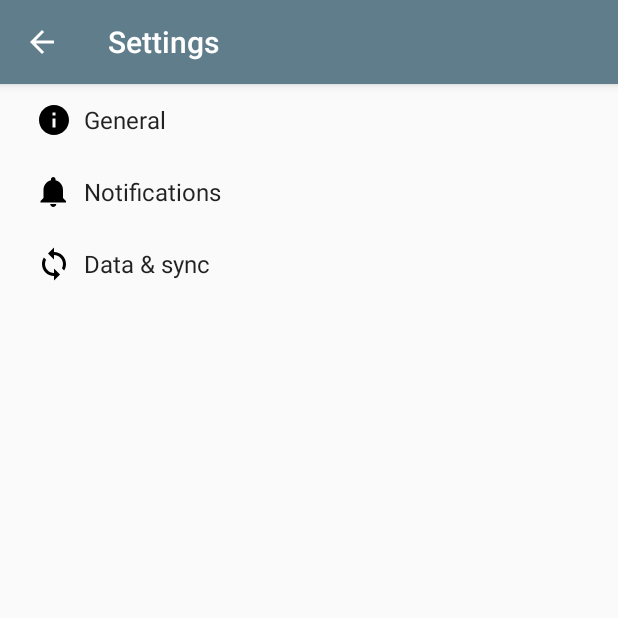
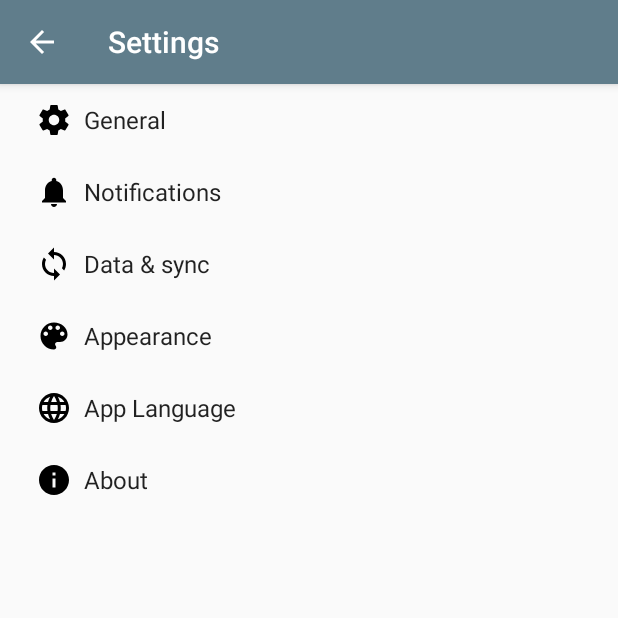
Before and after one commit to yashkakkar/LicMiniDiary, an Android app: the SettingsActivity screen opened directly, with no data from a screen before it, on a phone screen of 412 x 824 dp, the top half of it. Run offline under Robolectric (Android 15) with nearby library versions, the phone set to English and light mode, and no system bars; network calls fail.

Commit message:
App Setting Updated

```diff
--- a/app/src/main/java/com/yashkakkar/licagentdiary/ActivityDashboard.java
+++ b/app/src/main/java/com/yashkakkar/licagentdiary/ActivityDashboard.java
@@ -17,6 +17,7 @@ import android.support.annotation.NonNull;
 import android.support.design.widget.FloatingActionButton;
 import android.support.design.widget.NavigationView;
 import android.support.design.widget.Snackbar;
+import android.support.v4.content.ContextCompat;
 import android.support.v4.view.GravityCompat;
 import android.support.v4.view.MenuItemCompat;
 import android.support.v4.widget.DrawerLayout;
@@ -238,7 +239,7 @@ public class ActivityDashboard extends AppCompatActivity implements NavigationVi
             @Override
             public void onTabUnselected(int position) {
                // Log.d("BOTTOM NAVIGATION", "onTabUnselected() called with: " + "position = [" + position + "]");
-        /*
+                /*
                if ( position == 0){
 
                }
@@ -251,10 +252,9 @@ public class ActivityDashboard extends AppCompatActivity implements NavigationVi
                if (position == 3){
 
                }
+               if (position == 4){
 
-                if (position == 4){
-
-                }*/
+               }*/
             }
 
             @Override
@@ -321,7 +321,6 @@ public class ActivityDashboard extends AppCompatActivity implements NavigationVi
                     return;
                 }
                 requestPermissions(new String[]{Manifest.permission.CALL_PHONE},REQUEST_CODE_ASK_PERMISSIONS);
-                return;
             }
         }
 
@@ -477,6 +476,8 @@ public class ActivityDashboard extends AppCompatActivity implements NavigationVi
             case R.id.share:
                 break;
             case R.id.setting:
+                                Intent intent = new Intent(this,SettingsActivity.class);
+                                startActivity(intent);
                 break;
             default:
                 break;
--- a/app/src/main/java/com/yashkakkar/licagentdiary/MemberProfileView.java
+++ b/app/src/main/java/com/yashkakkar/licagentdiary/MemberProfileView.java
@@ -86,6 +86,7 @@ public class MemberProfileView extends AppCompatActivity implements View.OnClick
     private Unbinder unbinder;
     private Member member;
     private Policy policy;
+    private List<Policy> policyList;
     private static final int EDIT_MEMBER = 0;
 
     @Override
@@ -216,10 +217,13 @@ public class MemberProfileView extends AppCompatActivity implements View.OnClick
         });*/
 
         // show no. of policy belongs to a particular member with option of view,share, edit, delete
-
         GetMemberPoliciesListTask getMemberPoliciesListTask = new GetMemberPoliciesListTask(this);
         getMemberPoliciesListTask.execute(member.getMemberId());
 
+        policyList = new ArrayList<>();
+        PoliciesAdapter policyListAdapter = new PoliciesAdapter(this,policyList);
+        memberPolicyListView.setLayoutManager(new LinearLayoutManager(this,LinearLayoutManager.VERTICAL,false));
+        memberPolicyListView.setAdapter(policyListAdapter);
     }
 
     @Subscribe
@@ -237,12 +241,13 @@ public class MemberProfileView extends AppCompatActivity implements View.OnClick
     @Subscribe
     public void onEvent(GetMemberPoliciesListEvent event){
         // get policies
-        List<Policy> policyList = event.getPolicies();
+        policyList = event.getPolicies();
         // set adapter
         PoliciesAdapter policyListAdapter = new PoliciesAdapter(this,policyList);
         memberPolicyListView.setLayoutManager(new LinearLayoutManager(this,LinearLayoutManager.VERTICAL,false));
         memberPolicyListView.setAdapter(policyListAdapter);
     }
+
     @Override
     protected void onDestroy() {
         EventBus.getDefault().unregister(this);
--- a/app/src/main/java/com/yashkakkar/licagentdiary/SettingsActivity.java
+++ b/app/src/main/java/com/yashkakkar/licagentdiary/SettingsActivity.java
@@ -13,6 +13,7 @@ import android.os.Bundle;
 import android.preference.ListPreference;
 import android.preference.Preference;
 import android.preference.PreferenceActivity;
+import android.support.annotation.Nullable;
 import android.support.v7.app.ActionBar;
 import android.preference.PreferenceFragment;
 import android.preference.PreferenceManager;
@@ -251,4 +252,17 @@ public class SettingsActivity extends AppCompatPreferenceActivity {
             return super.onOptionsItemSelected(item);
         }
     }
+
+    /**
+     * This fragment change the appearance of the app by changing the theme to dark from light or light from dark
+     */
+    public static class Apperance extends PreferenceFragment{
+        @Override
+        public void onCreate(@Nullable Bundle savedInstanceState) {
+            super.onCreate(savedInstanceState);
+            addPreferencesFromResource(R.xml.pref_appearance);
+            setHasOptionsMenu(true);
+
+        }
+    }
 }
--- a/app/src/main/java/com/yashkakkar/licagentdiary/database/DatabaseHelper.java
+++ b/app/src/main/java/com/yashkakkar/licagentdiary/database/DatabaseHelper.java
@@ -356,7 +356,7 @@ public class DatabaseHelper extends SQLiteOpenHelper {
                 KEY_POLICY_DOC_DATE, KEY_POLICY_DLP_DATE, KEY_POLICY_DOM_DATE,
                 KEY_POLICY_DOB_DATE, KEY_POLICY_FUP, KEY_POLICY_TERM, KEY_POLICY_MODE,
                 KEY_POLICY_SUM_ASSURED_AMOUNT, KEY_POLICY_PREMIUM_AMOUNT, KEY_POLICY_NOMINEE_NAME,
-                KEY_POLICY_MARKED, KEY_POLICY_BOOK_MARKED, KEY_POLICY_STATUS},KEY_MEMBER_ID + "=" + memberId,null,null,null,null);
+                KEY_POLICY_MARKED, KEY_POLICY_BOOK_MARKED, KEY_POLICY_STATUS},"member_id = ?",new String[] {memberId},null,null,null);
 
         if (cursor.moveToFirst()){
             do {
--- /dev/null
+++ b/app/src/main/res/drawable/ic_color_lens_black_24dp.xml
@@ -0,0 +1,9 @@
+<vector xmlns:android="http://schemas.android.com/apk/res/android"
+        android:width="24dp"
+        android:height="24dp"
+        android:viewportWidth="24.0"
+        android:viewportHeight="24.0">
+    <path
+        android:fillColor="#FF000000"
+        android:pathData="M12,3c-4.97,0 -9,4.03 -9,9s4.03,9 9,9c0.83,0 1.5,-0.67 1.5,-1.5 0,-0.39 -0.15,-0.74 -0.39,-1.01 -0.23,-0.26 -0.38,-0.61 -0.38,-0.99 0,-0.83 0.67,-1.5 1.5,-1.5L16,16c2.76,0 5,-2.24 5,-5 0,-4.42 -4.03,-8 -9,-8zM6.5,12c-0.83,0 -1.5,-0.67 -1.5,-1.5S5.67,9 6.5,9 8,9.67 8,10.5 7.33,12 6.5,12zM9.5,8C8.67,8 8,7.33 8,6.5S8.67,5 9.5,5s1.5,0.67 1.5,1.5S10.33,8 9.5,8zM14.5,8c-0.83,0 -1.5,-0.67 -1.5,-1.5S13.67,5 14.5,5s1.5,0.67 1.5,1.5S15.33,8 14.5,8zM17.5,12c-0.83,0 -1.5,-0.67 -1.5,-1.5S16.67,9 17.5,9s1.5,0.67 1.5,1.5 -0.67,1.5 -1.5,1.5z"/>
+</vector>
--- /dev/null
+++ b/app/src/main/res/drawable/ic_language_black_24dp.xml
@@ -0,0 +1,9 @@
+<vector xmlns:android="http://schemas.android.com/apk/res/android"
+        android:width="24dp"
+        android:height="24dp"
+        android:viewportWidth="24.0"
+        android:viewportHeight="24.0">
+    <path
+        android:fillColor="#FF000000"
+        android:pathData="M11.99,2C6.47,2 2,6.48 2,12s4.47,10 9.99,10C17.52,22 22,17.52 22,12S17.52,2 11.99,2zM18.92,8h-2.95c-0.32,-1.25 -0.78,-2.45 -1.38,-3.56 1.84,0.63 3.37,1.91 4.33,3.56zM12,4.04c0.83,1.2 1.48,2.53 1.91,3.96h-3.82c0.43,-1.43 1.08,-2.76 1.91,-3.96zM4.26,14C4.1,13.36 4,12.69 4,12s0.1,-1.36 0.26,-2h3.38c-0.08,0.66 -0.14,1.32 -0.14,2 0,0.68 0.06,1.34 0.14,2L4.26,14zM5.08,16h2.95c0.32,1.25 0.78,2.45 1.38,3.56 -1.84,-0.63 -3.37,-1.9 -4.33,-3.56zM8.03,8L5.08,8c0.96,-1.66 2.49,-2.93 4.33,-3.56C8.81,5.55 8.35,6.75 8.03,8zM12,19.96c-0.83,-1.2 -1.48,-2.53 -1.91,-3.96h3.82c-0.43,1.43 -1.08,2.76 -1.91,3.96zM14.34,14L9.66,14c-0.09,-0.66 -0.16,-1.32 -0.16,-2 0,-0.68 0.07,-1.35 0.16,-2h4.68c0.09,0.65 0.16,1.32 0.16,2 0,0.68 -0.07,1.34 -0.16,2zM14.59,19.56c0.6,-1.11 1.06,-2.31 1.38,-3.56h2.95c-0.96,1.65 -2.49,2.93 -4.33,3.56zM16.36,14c0.08,-0.66 0.14,-1.32 0.14,-2 0,-0.68 -0.06,-1.34 -0.14,-2h3.38c0.16,0.64 0.26,1.31 0.26,2s-0.1,1.36 -0.26,2h-3.38z"/>
+</vector>
--- a/app/src/main/res/drawable/ic_notifications_black_24dp.xml
+++ b/app/src/main/res/drawable/ic_notifications_black_24dp.xml
@@ -1,9 +1,9 @@
 <vector xmlns:android="http://schemas.android.com/apk/res/android"
-    android:width="24dp"
-    android:height="24dp"
-    android:viewportHeight="24.0"
-    android:viewportWidth="24.0">
+        android:width="24dp"
+        android:height="24dp"
+        android:viewportWidth="24.0"
+        android:viewportHeight="24.0">
     <path
         android:fillColor="#FF000000"
-        android:pathData="M11.5,22c1.1,0 2,-0.9 2,-2h-4c0,1.1 0.9,2 2,2zm6.5,-6v-5.5c0,-3.07 -2.13,-5.64 -5,-6.32V3.5c0,-0.83 -0.67,-1.5 -1.5,-1.5S10,2.67 10,3.5v0.68c-2.87,0.68 -5,3.25 -5,6.32V16l-2,2v1h17v-1l-2,-2z" />
+        android:pathData="M12,22c1.1,0 2,-0.9 2,-2h-4c0,1.1 0.89,2 2,2zM18,16v-5c0,-3.07 -1.64,-5.64 -4.5,-6.32L13.5,4c0,-0.83 -0.67,-1.5 -1.5,-1.5s-1.5,0.67 -1.5,1.5v0.68C7.63,5.36 6,7.92 6,11v5l-2,2v1h16v-1l-2,-2z"/>
 </vector>
--- /dev/null
+++ b/app/src/main/res/drawable/ic_settings_black_24dp.xml
@@ -0,0 +1,9 @@
+<vector xmlns:android="http://schemas.android.com/apk/res/android"
+        android:width="24dp"
+        android:height="24dp"
+        android:viewportWidth="24.0"
+        android:viewportHeight="24.0">
+    <path
+        android:fillColor="#FF000000"
+        android:pathData="M19.43,12.98c0.04,-0.32 0.07,-0.64 0.07,-0.98s-0.03,-0.66 -0.07,-0.98l2.11,-1.65c0.19,-0.15 0.24,-0.42 0.12,-0.64l-2,-3.46c-0.12,-0.22 -0.39,-0.3 -0.61,-0.22l-2.49,1c-0.52,-0.4 -1.08,-0.73 -1.69,-0.98l-0.38,-2.65C14.46,2.18 14.25,2 14,2h-4c-0.25,0 -0.46,0.18 -0.49,0.42l-0.38,2.65c-0.61,0.25 -1.17,0.59 -1.69,0.98l-2.49,-1c-0.23,-0.09 -0.49,0 -0.61,0.22l-2,3.46c-0.13,0.22 -0.07,0.49 0.12,0.64l2.11,1.65c-0.04,0.32 -0.07,0.65 -0.07,0.98s0.03,0.66 0.07,0.98l-2.11,1.65c-0.19,0.15 -0.24,0.42 -0.12,0.64l2,3.46c0.12,0.22 0.39,0.3 0.61,0.22l2.49,-1c0.52,0.4 1.08,0.73 1.69,0.98l0.38,2.65c0.03,0.24 0.24,0.42 0.49,0.42h4c0.25,0 0.46,-0.18 0.49,-0.42l0.38,-2.65c0.61,-0.25 1.17,-0.59 1.69,-0.98l2.49,1c0.23,0.09 0.49,0 0.61,-0.22l2,-3.46c0.12,-0.22 0.07,-0.49 -0.12,-0.64l-2.11,-1.65zM12,15.5c-1.93,0 -3.5,-1.57 -3.5,-3.5s1.57,-3.5 3.5,-3.5 3.5,1.57 3.5,3.5 -1.57,3.5 -3.5,3.5z"/>
+</vector>
--- a/app/src/main/res/layout/activity_member_profile_view.xml
+++ b/app/src/main/res/layout/activity_member_profile_view.xml
@@ -362,7 +362,7 @@
             <android.support.v7.widget.RecyclerView
                 android:id="@+id/member_policies_list_view"
                 android:layout_width="match_parent"
-                android:layout_height="wrap_content"></android.support.v7.widget.RecyclerView>
+                android:layout_height="wrap_content"/>
 
 
             <!-- Whatsapp message, voice call, video call -->
--- a/app/src/main/res/values/strings.xml
+++ b/app/src/main/res/values/strings.xml
@@ -24,7 +24,23 @@
     <string name="navigation_drawer_close">Close navigation drawer</string>
     <string name="title_activity_settings">Settings</string>
     <!-- Strings related to Settings -->
-    <!-- Example General settings -->
+
+
+    <!-- Add Photo Dialog-->
+    <string-array name="add_photo">
+        <item>Take a photo</item>
+        <item>Select from Gallery</item>
+    </string-array>
+    <!-- Policy Menu Popup Dialog-->
+    <string-array name="policy_menu">
+        <item>View</item>
+        <item>Edit</item>
+        <item>Share</item>
+        <item>Delete</item>
+    </string-array>
+
+
+    <!-- General settings -->
     <string name="pref_header_general">General</string>
     <string name="pref_title_social_recommendations">Enable social recommendations</string>
     <string name="pref_description_social_recommendations">Recommendations for people to contact
@@ -43,7 +59,8 @@
         <item>0</item>
         <item>-1</item>
     </string-array>
-    <!-- Example settings for Data & Sync -->
+
+    <!-- Settings for Data & Sync -->
     <string name="pref_header_data_sync">Data &amp; sync</string>
     <string name="pref_title_sync_frequency">Sync frequency</string>
     <string-array name="pref_sync_frequency_titles">
@@ -74,22 +91,21 @@
     </string-array>
     <string-array name="multi_select_list_preference_default_value" />
     <string name="pref_title_system_sync_settings">System sync settings</string>
-    <!-- Example settings for Notifications -->
+
+    <!-- Settings for Notifications -->
     <string name="pref_header_notifications">Notifications</string>
     <string name="pref_title_new_message_notifications">New message notifications</string>
     <string name="pref_title_ringtone">Ringtone</string>
     <string name="pref_ringtone_silent">Silent</string>
     <string name="pref_title_vibrate">Vibrate</string>
-    <!-- Add Photo Dialog-->
-    <string-array name="add_photo">
-        <item>Take a photo</item>
-        <item>Select from Gallery</item>
-    </string-array>
-    <!-- Policy Menu Popup Dialog-->
-    <string-array name="policy_menu">
-        <item>View</item>
-        <item>Edit</item>
-        <item>Share</item>
-        <item>Delete</item>
-    </string-array>
+
+    <!-- Settings for Appearance -->
+    <string name="pref_header_appearance">Appearance</string>
+
+    <!-- Settings for App Language -->
+    <string name="pref_header_app_language">App Language</string>
+
+    <!-- Settings for About -->
+    <string name="pref_header_about">About</string>
+
 </resources>
--- /dev/null
+++ b/app/src/main/res/xml/pref_appearance.xml
@@ -0,0 +1,33 @@
+<?xml version="1.0" encoding="utf-8"?>
+<PreferenceScreen xmlns:android="http://schemas.android.com/apk/res/android">
+
+    <SwitchPreference
+        android:defaultValue="true"
+        android:key="example_switch"
+        android:summary="@string/pref_description_social_recommendations"
+        android:title="@string/pref_title_social_recommendations" />
+
+    <!-- NOTE: EditTextPreference accepts EditText attributes. -->
+    <!-- NOTE: EditTextPreference's summary should be set to its value by the activity code. -->
+    <EditTextPreference
+        android:capitalize="words"
+        android:defaultValue="@string/pref_default_display_name"
+        android:inputType="textCapWords"
+        android:key="example_text"
+        android:maxLines="1"
+        android:selectAllOnFocus="true"
+        android:singleLine="true"
+        android:title="@string/pref_title_display_name" />
+
+    <!-- NOTE: Hide buttons to simplify the UI. Users can touch outside the dialog to
+         dismiss it. -->
+    <!-- NOTE: ListPreference's summary should be set to its value by the activity code. -->
+    <ListPreference
+        android:defaultValue="-1"
+        android:entries="@array/pref_example_list_titles"
+        android:entryValues="@array/pref_example_list_values"
+        android:key="example_list"
+        android:negativeButtonText="@null"
+        android:positiveButtonText="@null"
+        android:title="@string/pref_title_add_friends_to_messages" />
+</PreferenceScreen>
--- a/app/src/main/res/xml/pref_headers.xml
+++ b/app/src/main/res/xml/pref_headers.xml
@@ -4,7 +4,7 @@
 
     <header
         android:fragment="com.yashkakkar.licagentdiary.SettingsActivity$GeneralPreferenceFragment"
-        android:icon="@drawable/ic_info_black_24dp"
+        android:icon="@drawable/ic_settings_black_24dp"
         android:title="@string/pref_header_general" />
 
     <header
@@ -17,4 +17,17 @@
         android:icon="@drawable/ic_sync_black_24dp"
         android:title="@string/pref_header_data_sync" />
 
+    <header
+        android:fragment=""
+        android:icon="@drawable/ic_color_lens_black_24dp"
+        android:title="@string/pref_header_appearance"/>
+
+    <header
+        android:icon="@drawable/ic_language_black_24dp"
+        android:title="@string/pref_header_app_language"/>
+
+    <header
+        android:icon="@drawable/ic_info_black_24dp"
+        android:title="@string/pref_header_about"/>
+
 </preference-headers>
```
Also changed, not shown: 1 other file.
